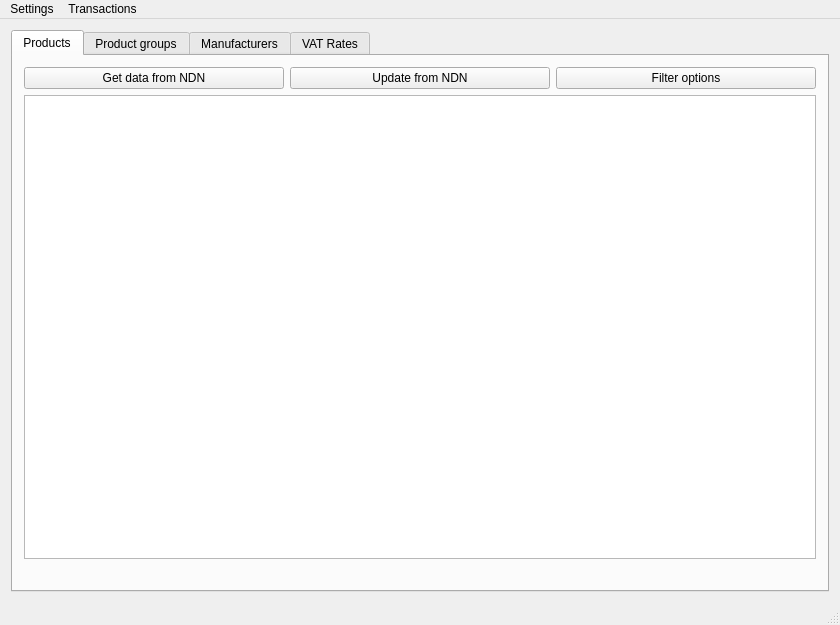
Before: the Qt Designer form mainwindow.ui in martonmiklos/ndn_tester, drawn with Qt 5.
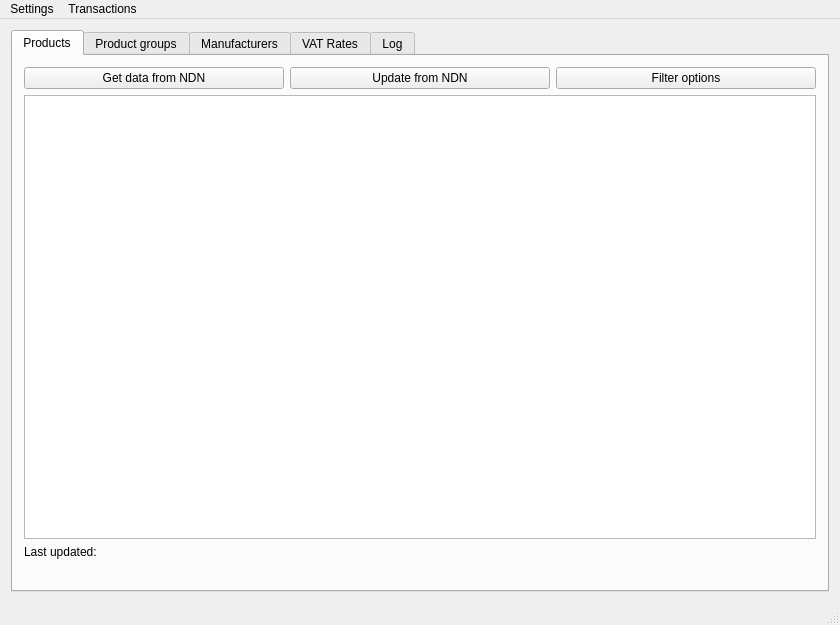
After: the same form once the commit is applied. The open tabs and pages were chosen to show the change.

The edit to the form file:
```diff
--- a/mainwindow.ui
+++ b/mainwindow.ui
@@ -56,6 +56,30 @@
          </widget>
         </item>
         <item row="3" column="0" colspan="3">
+         <layout class="QHBoxLayout" name="horizontalLayout">
+          <property name="bottomMargin">
+           <number>0</number>
+          </property>
+          <item>
+           <widget class="QLabel" name="label">
+            <property name="text">
+             <string>Last updated:</string>
+            </property>
+           </widget>
+          </item>
+          <item>
+           <widget class="QLabel" name="labelLastUpdated">
+            <property name="text">
+             <string/>
+            </property>
+            <property name="alignment">
+             <set>Qt::AlignRight|Qt::AlignTrailing|Qt::AlignVCenter</set>
+            </property>
+           </widget>
+          </item>
+         </layout>
+        </item>
+        <item row="4" column="0" colspan="3">
          <widget class="QLabel" name="labelRecordsCount">
           <property name="text">
            <string/>
@@ -159,6 +183,23 @@
         </item>
        </layout>
       </widget>
+      <widget class="QWidget" name="tabLog">
+       <attribute name="title">
+        <string>Log</string>
+       </attribute>
+       <layout class="QGridLayout" name="gridLayout_6">
+        <item row="0" column="0">
+         <widget class="QTextBrowser" name="textBrowserLog"/>
+        </item>
+        <item row="1" column="0">
+         <widget class="QPushButton" name="pushButton">
+          <property name="text">
+           <string>Clear</string>
+          </property>
+         </widget>
+        </item>
+       </layout>
+      </widget>
      </widget>
     </item>
    </layout>
```
Left out of the diff: 24 changed lines with no effect on the pictures.
